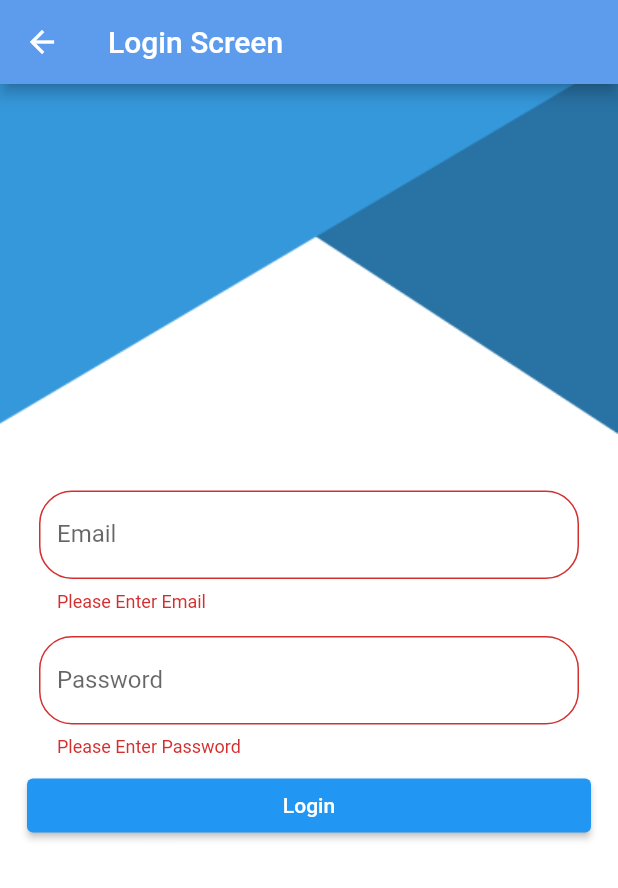
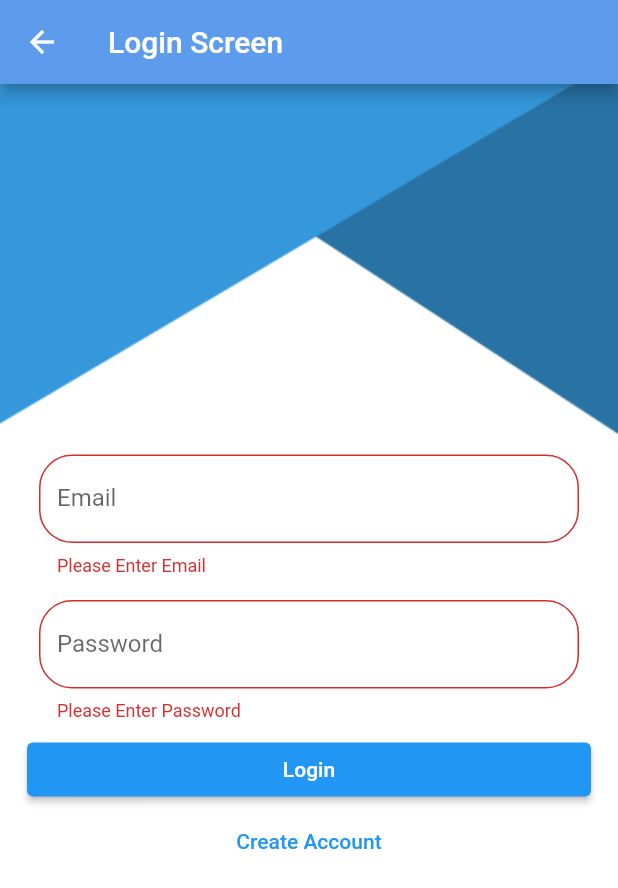
Before and after one commit to hamadia/to_do_app, a Flutter app: the LoginView screen opened by its route, after a tap on "Login", on a phone screen of 412 x 824 dp. Shown: the top 888 px of the screen. Run offline on Flutter 3.47's test engine with Material 3 defaults, Android fonts, the phone set to English and light mode, and no system bars; our stand-ins replace cloud_firestore, firebase_auth, firebase_core; accounts and stored records are empty.

Commit message:
% login_view_body.dart with firestore

```diff
--- a/lib/Features/account/presentation/views/widgets/login_view_body.dart
+++ b/lib/Features/account/presentation/views/widgets/login_view_body.dart
@@ -1,10 +1,13 @@
 import 'package:firebase_auth/firebase_auth.dart';
 import 'package:flutter/material.dart';
+import 'package:to_do_app/Features/account/presentation/views/register_view.dart';
 import 'package:to_do_app/Features/account/presentation/views/widgets/email_text_field.dart';
 import 'package:to_do_app/Features/account/presentation/views/widgets/password_text_field.dart';
 import 'package:to_do_app/Features/home/presentation/views/home_view.dart';
 import 'package:to_do_app/core/utils/Functions/dialog_utils.dart';
 import 'package:to_do_app/core/utils/firebase_error.dart';
+
+import '../../../data/user_dao.dart';
 
 class LoginViewBody extends StatefulWidget {
   const LoginViewBody({super.key});
@@ -44,6 +47,12 @@ class _LoginViewBodyState extends State<LoginViewBody> {
               },
               child: const Text('Login'),
             ),
+            TextButton(
+              onPressed: () {
+                Navigator.pushNamed(context, RegisterView.routeName);
+              },
+              child: const Text('Create Account'),
+            ),
           ],
         ),
       ),
@@ -62,6 +71,7 @@ class _LoginViewBodyState extends State<LoginViewBody> {
         password: password,
       );
       // Navigator.pushReplacementNamed(context, HomeView.routeName);
+      UserDao.getUser(userCredential.user!.uid);
       DialogUtils.hideDialog(context);
       DialogUtils.showMessage(context, 'User logged in successfully',
           isDismissible: false, posActionTitle: 'ok', posAction: () {
--- a/lib/main.dart
+++ b/lib/main.dart
@@ -36,7 +36,7 @@ class ToDoApp extends StatelessWidget {
         RegisterView.routeName: (context) => const RegisterView(),
         LoginView.routeName: (context) => const LoginView(),
       },
-      initialRoute: LoginView.routeName,
+      initialRoute: RegisterView.routeName,
     );
   }
 }
```
Also changed, not shown: lib/Features/account/data/user_dao.dart (renamed from lib/Features/home/data/user_dao.dart, +7 -0 lines), lib/Features/account/presentation/views/widgets/register_view_body.dart (+4 -5 lines), lib/Features/account/data/model/user.dart (renamed from lib/Features/home/data/model/user.dart), 1 other file.
